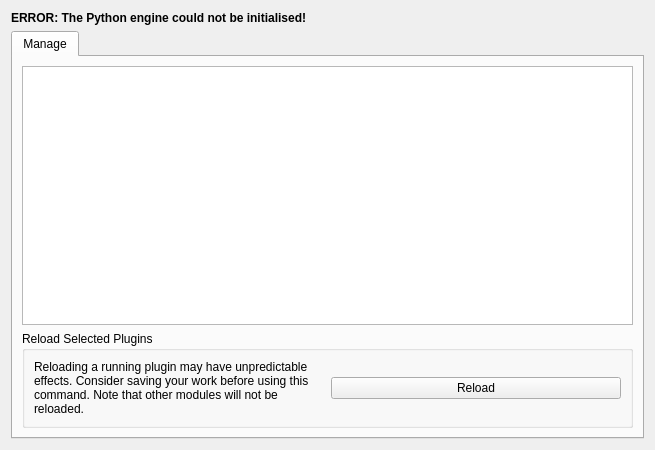
First picture: the form in kate/plugins/pate/src/manager.ui, repository KDE/kate, before the edit.
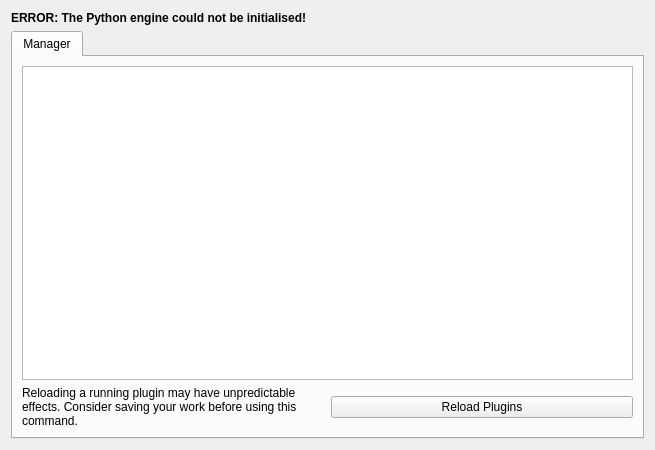
Second picture: the form after the edit. Icons and pictures are not drawn. Custom widgets are drawn as their Qt base class.

Commit message:
Update configuration dialog.
1. Organise things more towards the user, and push developer stuff
into background. Prefer user-centric names for things.

2. Don't pretend things are editable when they are not.

3. Ensure contents change as item selections change.

```diff
--- a/kate/plugins/pate/src/manager.ui
+++ b/kate/plugins/pate/src/manager.ui
@@ -10,7 +10,7 @@
     <height>450</height>
    </rect>
   </property>
-  <layout class="QVBoxLayout" name="verticalLayout_2">
+  <layout class="QVBoxLayout" name="verticalLayout">
    <item>
     <widget class="QLabel" name="errorLabel">
      <property name="font">
@@ -28,28 +28,13 @@
     <widget class="KTabWidget" name="tabWidget">
      <widget class="QWidget" name="manageTab">
       <attribute name="title">
-       <string>Manage</string>
+       <string>Manager</string>
       </attribute>
-      <layout class="QVBoxLayout" name="verticalLayout">
-       <item>
-        <widget class="QTreeView" name="tree"/>
-       </item>
-       <item>
-        <widget class="QGroupBox" name="groupBox">
-         <property name="sizePolicy">
-          <sizepolicy hsizetype="Preferred" vsizetype="Minimum">
-           <horstretch>0</horstretch>
-           <verstretch>0</verstretch>
-          </sizepolicy>
-         </property>
-         <property name="title">
-          <string>Reload Selected Plugins</string>
-         </property>
-         <layout class="QGridLayout" name="gridLayout">
+      <layout class="QGridLayout" name="gridLayout_2">
           <item row="1" column="0">
            <widget class="QLabel" name="label">
             <property name="text">
-             <string>Reloading a running plugin may have unpredictable effects. Consider saving your work before using this command. Note that other modules will not be reloaded.</string>
+          <string>&lt;html&gt;&lt;head/&gt;&lt;body&gt;&lt;p&gt;Reloading a running plugin may have unpredictable effects. Consider saving your work before using this command.&lt;/p&gt;&lt;/body&gt;&lt;/html&gt;</string>
             </property>
             <property name="wordWrap">
              <bool>true</bool>
@@ -59,7 +44,7 @@
           <item row="1" column="1">
            <widget class="KPushButton" name="reload">
             <property name="text">
-             <string>Reload</string>
+          <string>Reload Plugins</string>
             </property>
             <property name="icon">
              <iconset theme="system-reboot">
@@ -68,8 +53,8 @@
             </property>
            </widget>
           </item>
-         </layout>
-        </widget>
+       <item row="0" column="0" colspan="2">
+        <widget class="QTreeView" name="tree"/>
        </item>
       </layout>
      </widget>
```
Lines whose indentation alone changed are shown as unchanged. The commit also changes 2 other files.
